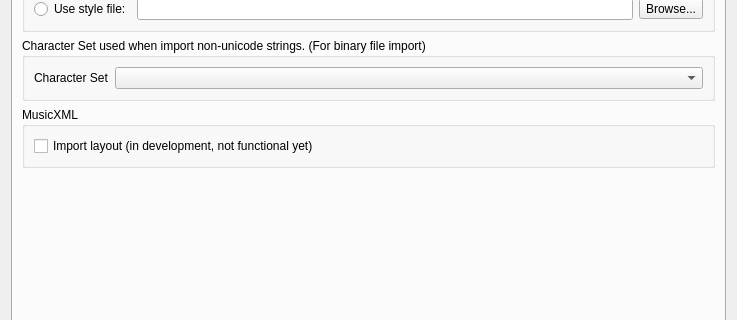
This is mscore/mscore/prefsdialog.ui in musescore/musescore-old as Qt 5 draws it before an edit; both pictures show x 0 to 737 and y 103 to 423 of the 737 by 590 pixel window. The edited form follows.
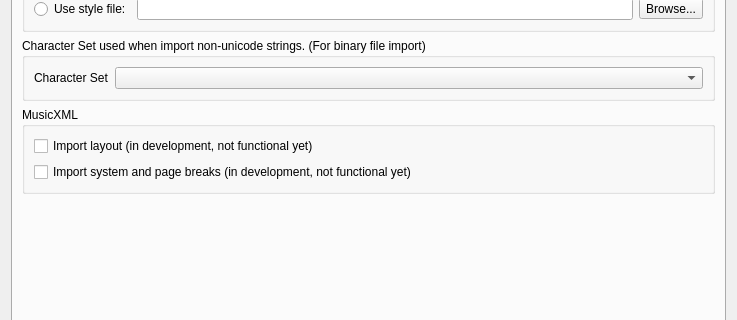
This is the edited form. The open tabs and pages were chosen to show the change. Custom widgets are drawn as their Qt base class.

What changed in the file:
```diff
--- a/mscore/mscore/prefsdialog.ui
+++ b/mscore/mscore/prefsdialog.ui
@@ -2434,7 +2434,7 @@
          <property name="flat">
           <bool>false</bool>
          </property>
-         <layout class="QHBoxLayout" name="horizontalLayout_10">
+         <layout class="QVBoxLayout" name="verticalLayout_13">
           <item>
            <widget class="QCheckBox" name="importLayout">
             <property name="text">
@@ -2442,6 +2442,13 @@
             </property>
            </widget>
           </item>
+          <item>
+           <widget class="QCheckBox" name="importBreaks">
+            <property name="text">
+             <string>Import system and page breaks (in development, not functional yet)</string>
+            </property>
+           </widget>
+          </item>
          </layout>
         </widget>
        </item>
```
